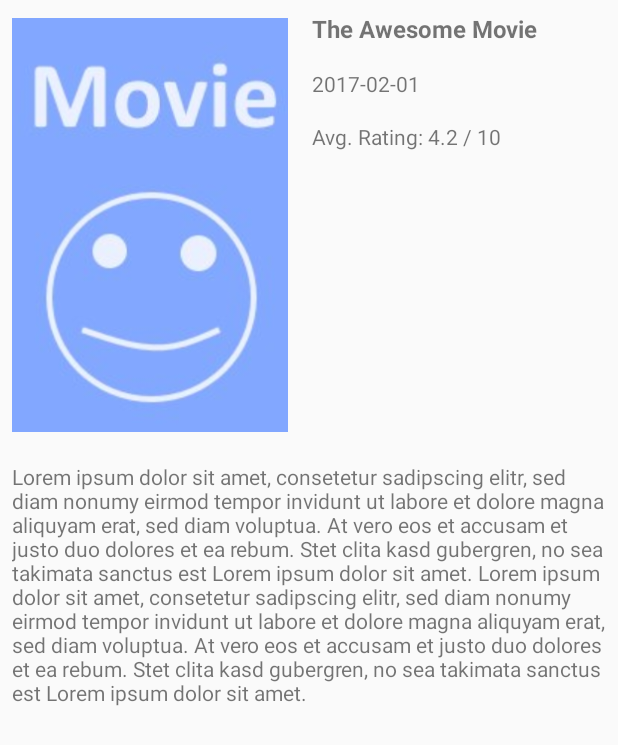
After one commit to Cometlight/app-popular-movies, an Android app: the layout activity_movie_detail.xml on its own in the app's theme, with its tools: preview values and no code run, on a phone screen of 412 x 824 dp. The commit adds this screen. Shown: the top 745 px of the screen. Run offline under Robolectric (Android 15) with nearby library versions, the phone set to English and light mode, and no system bars.

Commit message:
add sorting and populate detail view with parcelable movie

```diff
--- /dev/null
+++ b/PopularMovies/app/src/main/res/layout/activity_movie_detail.xml
@@ -0,0 +1,58 @@
+<?xml version="1.0" encoding="utf-8"?>
+<RelativeLayout xmlns:android="http://schemas.android.com/apk/res/android"
+    xmlns:tools="http://schemas.android.com/tools"
+    android:id="@+id/activity_movie_detail"
+    android:layout_width="match_parent"
+    android:layout_height="match_parent"
+    tools:context="com.scheffknecht.daniel.popularmovies.activities.MovieDetailActivity">
+
+    <ImageView
+        android:id="@+id/iv_movie_poster"
+        android:layout_width="200dp"
+        android:layout_height="300dp"
+        tools:src="@drawable/placeholder_movie_thumbnail"
+        android:padding="8dp"/>
+
+    <TextView
+        android:id="@+id/tv_movie_title"
+        android:layout_width="match_parent"
+        android:layout_height="wrap_content"
+        android:padding="8dp"
+        android:layout_toRightOf="@id/iv_movie_poster"
+        android:textStyle="bold"
+        android:textSize="16sp"
+        tools:text="The Awesome Movie"/>
+
+    <TextView
+        android:id="@+id/tv_movie_release_date"
+        android:layout_width="match_parent"
+        android:layout_height="wrap_content"
+        android:padding="8dp"
+        android:layout_toRightOf="@id/iv_movie_poster"
+        android:layout_below="@id/tv_movie_title"
+        tools:text="2017-02-01"/>
+
+    <TextView
+        android:id="@+id/tv_movie_vote_average"
+        android:layout_width="match_parent"
+        android:layout_height="wrap_content"
+        android:padding="8dp"
+        android:layout_toRightOf="@id/iv_movie_poster"
+        android:layout_below="@id/tv_movie_release_date"
+        tools:text="Avg. Rating: 4.2 / 10"/>
+
+    <TextView
+        android:id="@+id/tv_movie_synopsis"
+        android:layout_width="match_parent"
+        android:layout_height="wrap_content"
+        android:padding="8dp"
+        android:layout_below="@id/iv_movie_poster"
+        tools:text="Lorem ipsum dolor sit amet, consetetur sadipscing elitr, sed diam nonumy eirmod tempor invidunt ut labore et dolore magna aliquyam erat, sed diam voluptua. At vero eos et accusam et justo duo dolores et ea rebum. Stet clita kasd gubergren, no sea takimata sanctus est Lorem ipsum dolor sit amet. Lorem ipsum dolor sit amet, consetetur sadipscing elitr, sed diam nonumy eirmod tempor invidunt ut labore et dolore magna aliquyam erat, sed diam voluptua. At vero eos et accusam et justo duo dolores et ea rebum. Stet clita kasd gubergren, no sea takimata sanctus est Lorem ipsum dolor sit amet."/>
+
+
+
+
+
+
+
+</RelativeLayout>
--- a/PopularMovies/app/src/main/res/layout/movie_list_item.xml
+++ b/PopularMovies/app/src/main/res/layout/movie_list_item.xml
@@ -13,13 +13,13 @@
         android:orientation="vertical">
 
         <ImageView
-            android:id="@+id/iv_movie_thumbnail"
+            android:id="@+id/iv_movie_item_thumbnail"
             android:layout_width="200dp"
             android:layout_height="300dp"
             tools:src="@drawable/placeholder_movie_thumbnail"/>
 
         <TextView
-            android:id="@+id/tv_movie_title"
+            android:id="@+id/tv_movie_item_title"
             android:layout_width="match_parent"
             android:layout_height="wrap_content"
             android:padding="8dp"
--- a/PopularMovies/app/src/main/res/values/strings.xml
+++ b/PopularMovies/app/src/main/res/values/strings.xml
@@ -2,6 +2,7 @@
     <string name="app_name">Popular Movies</string>
     <string name="error_load_movies">Failed to load movies.</string>
     <string name="sort_movies_spinner">Sort Movies</string>
+    <string name="avg_rating">Avg. Rating</string>
     <string-array name="spinner_options">
         <item>Sort by Popularity</item>
         <item>Sort by Rating</item>
```
Also changed, not shown: PopularMovies/app/src/main/AndroidManifest.xml (+8 -1 lines), PopularMovies/app/src/main/java/com/scheffknecht/daniel/popularmovies/activities/MovieDetailActivity.java (added, +56 -0 lines), PopularMovies/app/src/main/java/com/scheffknecht/daniel/popularmovies/activities/MovieOverviewActivity.java (+52 -6 lines), PopularMovies/app/src/main/java/com/scheffknecht/daniel/popularmovies/models/Movie.java (+52 -1 lines), PopularMovies/app/src/main/java/com/scheffknecht/daniel/popularmovies/network/NetworkUtils.java (+8 -0 lines), PopularMovies/app/src/main/java/com/scheffknecht/daniel/popularmovies/views/adapters/MovieAdapter.java (+34 -9 lines).
